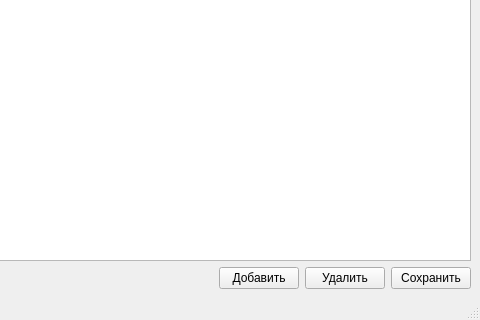
Pheodaron/settlements, file mainwindow.ui: the form before one commit; both pictures show x 808 to 1288 and y 280 to 600 of the 1288 by 600 pixel window.
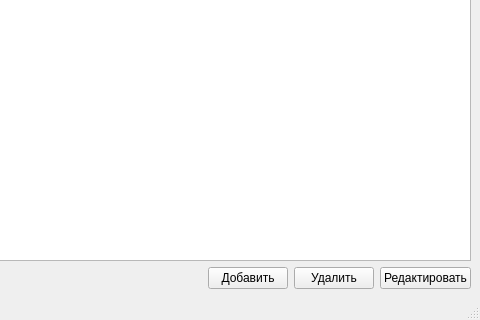
The form after the commit.

Commit message: Removed saveEditedCities func, Added getCity and editCity funcs

Diff of the .ui file:
```diff
--- a/mainwindow.ui
+++ b/mainwindow.ui
@@ -87,7 +87,7 @@
       <item>
        <widget class="QPushButton" name="m_edit_button">
         <property name="text">
-         <string>Сохранить</string>
+         <string>Редактировать</string>
         </property>
        </widget>
       </item>
```
The commit also changes 2 other files.
